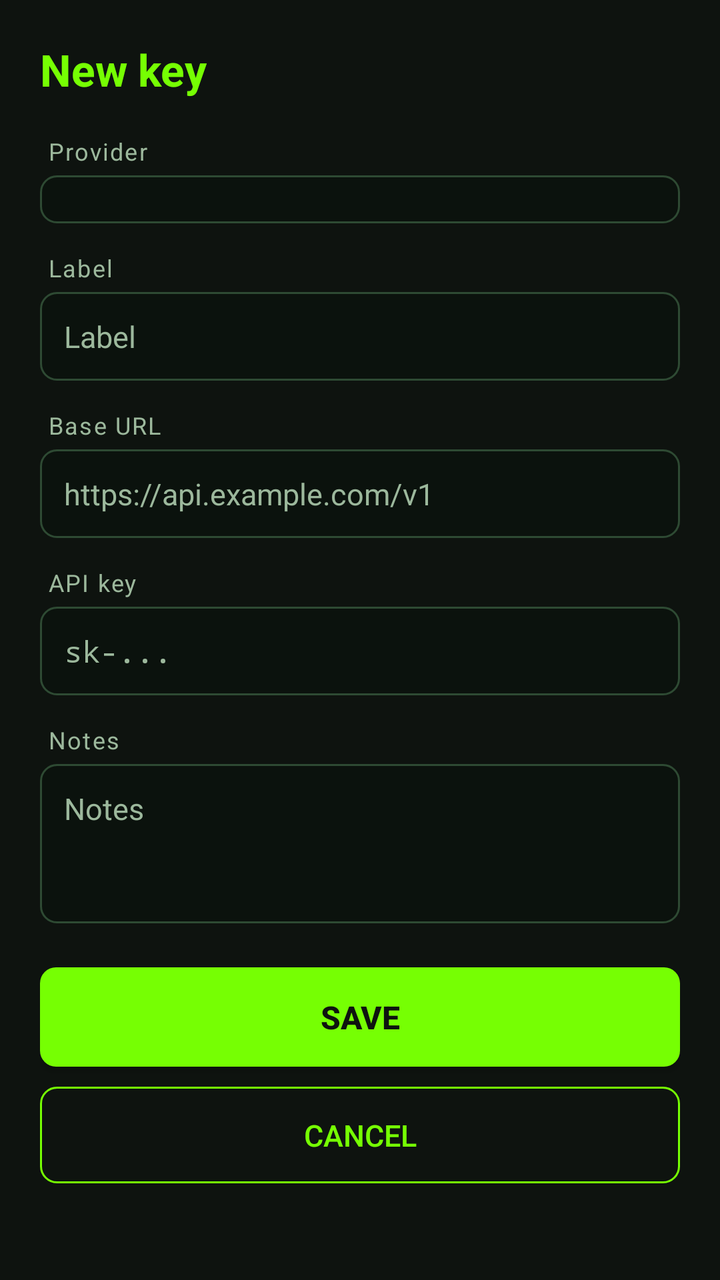
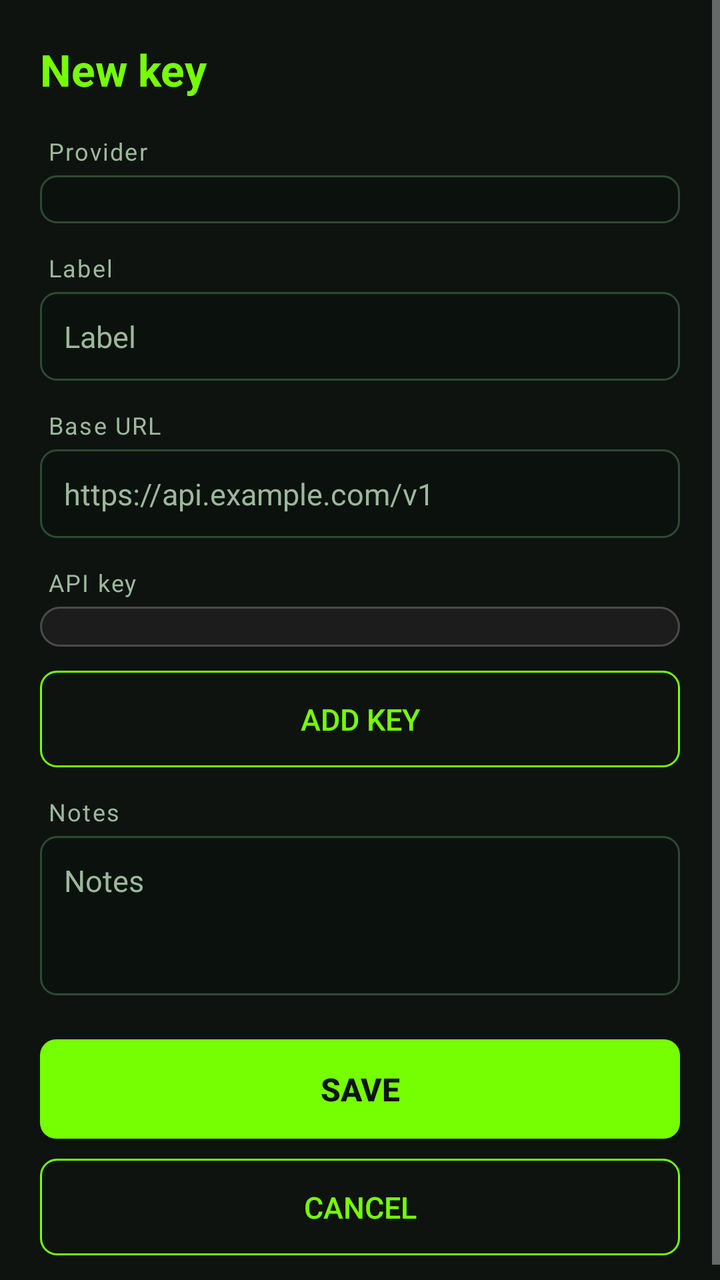

Screens rendered from an Android XML layout before and after an edit, with the pre-edit source and the edit as a unified diff.
<!-- AndroidManifest.xml: application theme Theme.KeysBook -->
<!-- res/layout/activity_edit_key.xml -->
<?xml version="1.0" encoding="utf-8"?>
<ScrollView xmlns:android="http://schemas.android.com/apk/res/android"
    android:layout_width="match_parent"
    android:layout_height="match_parent"
    android:background="@color/bg"
    android:fillViewport="true">

    <LinearLayout
        android:layout_width="match_parent"
        android:layout_height="wrap_content"
        android:orientation="vertical"
        android:padding="20dp">

        <TextView
            android:id="@+id/title"
            android:layout_width="match_parent"
            android:layout_height="wrap_content"
            android:text="@string/new_key"
            android:textSize="22sp"
            android:textStyle="bold"
            android:textColor="@color/accent"
            android:paddingBottom="18dp" />

        <TextView
            style="@style/FieldLabel"
            android:text="@string/provider" />

        <Spinner
            android:id="@+id/provider"
            android:layout_width="match_parent"
            android:layout_height="wrap_content"
            android:background="@drawable/bg_input"
            android:padding="12dp" />

        <TextView
            style="@style/FieldLabel"
            android:layout_marginTop="14dp"
            android:text="@string/label" />

        <EditText
            android:id="@+id/label"
            style="@style/FieldInput"
            android:hint="@string/label"
            android:inputType="text"
            android:importantForAutofill="no"
            android:singleLine="true" />

        <TextView
            style="@style/FieldLabel"
            android:layout_marginTop="14dp"
            android:text="@string/base_url" />

        <EditText
            android:id="@+id/url"
            style="@style/FieldInput"
            android:hint="https://api.example.com/v1"
            android:inputType="textUri"
            android:importantForAutofill="no"
            android:singleLine="true" />

        <TextView
            style="@style/FieldLabel"
            android:layout_marginTop="14dp"
            android:text="@string/api_key" />

        <EditText
            android:id="@+id/key"
            style="@style/FieldInput"
            android:hint="sk-..."
            android:inputType="textPassword"
            android:importantForAutofill="no"
            android:singleLine="true" />

        <TextView
            style="@style/FieldLabel"
            android:layout_marginTop="14dp"
            android:text="@string/notes" />

        <EditText
            android:id="@+id/notes"
            style="@style/FieldInput"
            android:hint="@string/notes"
            android:inputType="textMultiLine"
            android:importantForAutofill="no"
            android:minLines="3"
            android:gravity="top" />

        <Button
            android:id="@+id/save"
            style="@style/PrimaryButton"
            android:layout_marginTop="22dp"
            android:text="@string/save" />

        <Button
            android:id="@+id/cancel"
            android:layout_width="match_parent"
            android:layout_height="wrap_content"
            android:layout_marginTop="10dp"
            android:background="@drawable/bg_button_outline"
            android:padding="14dp"
            android:textSize="15sp"
            android:textColor="@color/accent"
            android:text="@string/cancel" />

    </LinearLayout>
</ScrollView>
<!-- resources referenced by this layout -->
<resources>
  <color name="accent">#FF76FF03</color>
  <color name="bg">#FF0E130F</color>
  <!-- drawable bg_button_outline (drawable) -->
  <?xml version="1.0" encoding="utf-8"?>
  <shape xmlns:android="http://schemas.android.com/apk/res/android"
      android:shape="rectangle">
      <solid android:color="#00000000" />
      <stroke android:width="1dp" android:color="@color/accent" />
      <corners android:radius="8dp" />
  </shape>
  <!-- drawable bg_input (drawable) -->
  <?xml version="1.0" encoding="utf-8"?>
  <shape xmlns:android="http://schemas.android.com/apk/res/android"
      android:shape="rectangle">
      <solid android:color="#FF0B120D" />
      <stroke android:width="1dp" android:color="@color/stroke" />
      <corners android:radius="8dp" />
  </shape>
  <string name="api_key">API key</string>
  <string name="base_url">Base URL</string>
  <string name="cancel">Cancel</string>
  <string name="label">Label</string>
  <string name="new_key">New key</string>
  <string name="notes">Notes</string>
  <string name="provider">Provider</string>
  <string name="save">Save</string>
  <style name="FieldInput">
          <item name="android:layout_width">match_parent</item>
          <item name="android:layout_height">wrap_content</item>
          <item name="android:background">@drawable/bg_input</item>
          <item name="android:padding">12dp</item>
          <item name="android:textSize">15sp</item>
          <item name="android:textColor">@color/text</item>
          <item name="android:textColorHint">@color/text_muted</item>
      </style>
  <style name="FieldLabel">
          <item name="android:layout_width">match_parent</item>
          <item name="android:layout_height">wrap_content</item>
          <item name="android:textSize">12sp</item>
          <item name="android:textColor">@color/text_muted</item>
          <item name="android:paddingLeft">4dp</item>
          <item name="android:paddingBottom">4dp</item>
          <item name="android:letterSpacing">0.06</item>
      </style>
  <style name="PrimaryButton">
          <item name="android:layout_width">match_parent</item>
          <item name="android:layout_height">wrap_content</item>
          <item name="android:background">@drawable/bg_button</item>
          <item name="android:padding">14dp</item>
          <item name="android:textSize">16sp</item>
          <item name="android:textStyle">bold</item>
          <item name="android:textColor">#FF0E130F</item>
      </style>
  <style name="Theme.KeysBook" parent="android:Theme.Material">
          <item name="android:colorPrimary">@color/primary</item>
          <item name="android:colorPrimaryDark">@color/primary_dark</item>
          <item name="android:colorAccent">@color/accent</item>
          <item name="android:windowBackground">@color/bg</item>
      </style>
  <color name="stroke">#FF2E4A33</color>
  <color name="text">#FFE8F5E9</color>
  <color name="text_muted">#FF9CB89C</color>
  <!-- drawable bg_button (drawable) -->
  <?xml version="1.0" encoding="utf-8"?>
  <shape xmlns:android="http://schemas.android.com/apk/res/android"
      android:shape="rectangle">
      <solid android:color="@color/accent" />
      <corners android:radius="8dp" />
  </shape>
  <color name="primary">#FF1B5E20</color>
  <color name="primary_dark">#FF003300</color>
</resources>

<!-- the commit's change to res/layout/activity_edit_key.xml (unified diff, before → after) -->
@@ -63,13 +63,25 @@
             android:layout_marginTop="14dp"
             android:text="@string/api_key" />
 
-        <EditText
-            android:id="@+id/key"
-            style="@style/FieldInput"
-            android:hint="sk-..."
-            android:inputType="textPassword"
-            android:importantForAutofill="no"
-            android:singleLine="true" />
+        
+        <LinearLayout
+            android:id="@+id/keys_container"
+            android:layout_width="match_parent"
+            android:layout_height="wrap_content"
+            android:orientation="vertical"
+            android:background="@drawable/bg_keys_group"
+            android:padding="10dp" />
+
+        <Button
+            android:id="@+id/add_key"
+            android:layout_width="match_parent"
+            android:layout_height="wrap_content"
+            android:layout_marginTop="12dp"
+            android:background="@drawable/bg_button_outline"
+            android:padding="14dp"
+            android:textSize="15sp"
+            android:textColor="@color/accent"
+            android:text="@string/add_key" />
 
         <TextView
             style="@style/FieldLabel"
<!-- resource entries referenced after the edit -->
@@ -18,6 +18,15 @@
       <stroke android:width="1dp" android:color="@color/stroke" />
       <corners android:radius="8dp" />
   </shape>
+  <!-- drawable bg_keys_group (drawable) -->
+  <?xml version="1.0" encoding="utf-8"?>
+  <shape xmlns:android="http://schemas.android.com/apk/res/android"
+      android:shape="rectangle">
+      <solid android:color="#FF1C1C1C" />
+      <stroke android:width="1dp" android:color="#FF4A4A4A" />
+      <corners android:radius="12dp" />
+  </shape>
+  <string name="add_key">Add key</string>
   <string name="api_key">API key</string>
   <string name="base_url">Base URL</string>
   <string name="cancel">Cancel</string>
